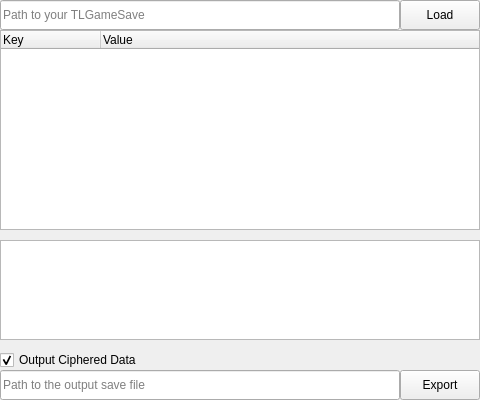
Old version of the form form.ui in the repository SomeSpaceNerd/TUPperware.
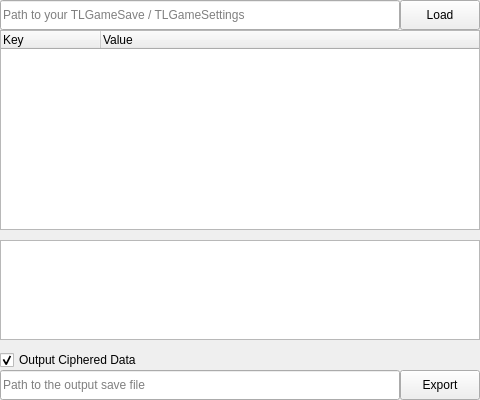
New version of the form.

```diff
--- a/form.ui
+++ b/form.ui
@@ -24,7 +24,7 @@
      </rect>
     </property>
     <property name="placeholderText">
-     <string>Path to your TLGameSave</string>
+     <string>Path to your TLGameSave / TLGameSettings</string>
     </property>
    </widget>
    <widget class="QPushButton" name="load_file_push_button">
```
